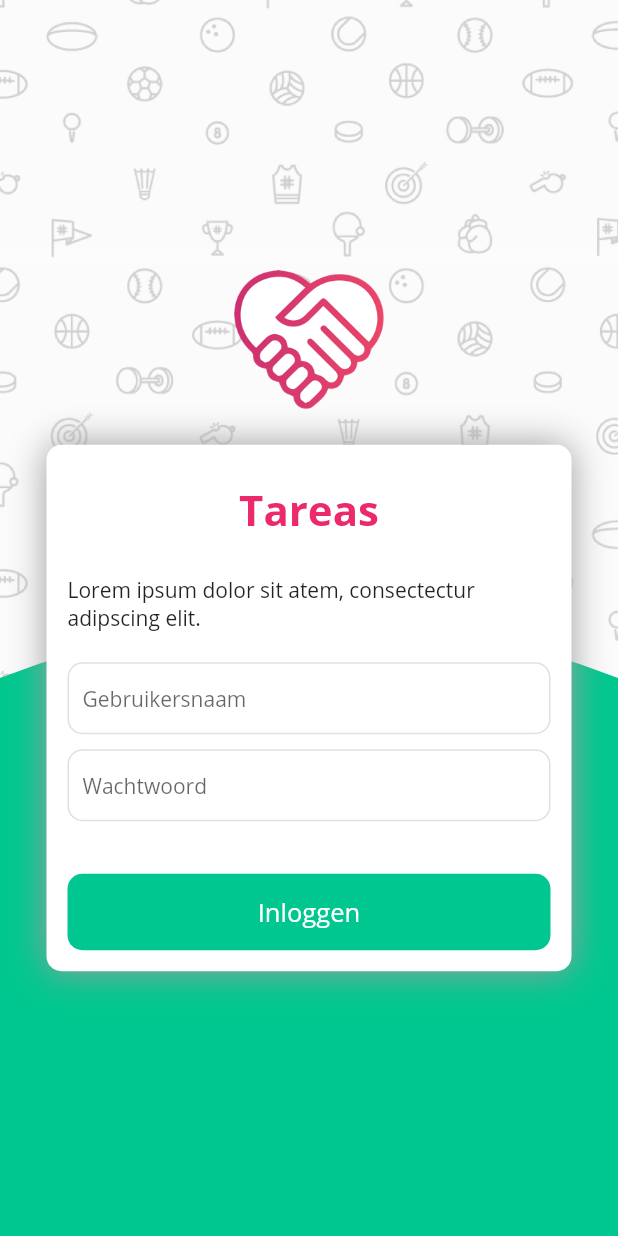
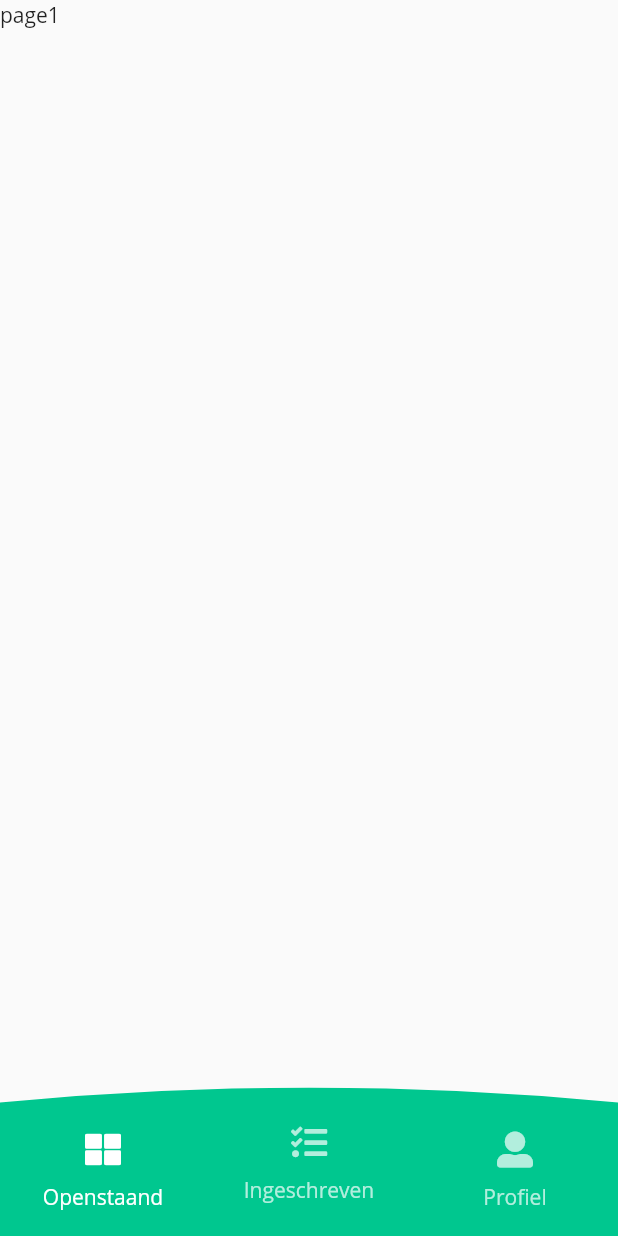
Before and after one commit to LennardDeurman/tareas-mobile-app, a Flutter app: the screen it shows after launch, on a phone screen of 412 x 824 dp. Run offline on Flutter 3.47's test engine with Material 2 defaults, Android fonts, the phone set to English and light mode, and no system bars; our stand-ins replace flutter_i18n, font_awesome_flutter.

Commit message:
Created profile screen

```diff
--- a/assets/i18n/nl.json
+++ b/assets/i18n/nl.json
@@ -5,5 +5,12 @@
   "password": "Wachtwoord",
   "loginPageSubText": "Lorem ipsum dolor sit atem, consectectur adipscing elit.",
   "passwordTooShort": "Het opgegeven wachtwoord is te kort.",
-  "usernameTooShort": "De opgegeven gebruikersnaam is te kort."
+  "usernameTooShort": "De opgegeven gebruikersnaam is te kort.",
+  "openTasks": "Openstaand",
+  "subscribed": "Ingeschreven",
+  "profile": "Profiel",
+  "name": "Naam",
+  "dateOfBirth": "Geboortedatum",
+  "availableAtPark": "Aanwezig op sportpark",
+  "socialPoint": "Social point"
 }
--- a/lib/extensions/brand_colors.dart
+++ b/lib/extensions/brand_colors.dart
@@ -6,5 +6,6 @@ class BrandColors {
   static const Color secondaryColor = Color.fromRGBO(235, 41, 108, 1);
   static const Color inputColor = Colors.black12;
   static const Color errorColor = Colors.red;
+  static const Color textLabelColor = Color.fromRGBO(128, 128, 128, 1);
 
 }
--- /dev/null
+++ b/lib/extensions/top_border_clipper.dart
@@ -0,0 +1,25 @@
+import 'package:flutter/material.dart';
+
+class TopBorderClipper extends CustomClipper<Path> {
+
+  double borderHeight;
+
+  TopBorderClipper ({ this.borderHeight = 40 });
+
+  @override
+  Path getClip(Size size) {
+    var path = Path();
+    path.lineTo(0, 0);
+    path.lineTo(0, borderHeight);
+    path.quadraticBezierTo(size.width / 4, 0, size.width / 2, 0);
+    path.quadraticBezierTo(size.width - size.width / 4, 0, size.width, borderHeight);
+    path.lineTo(size.width, size.height);
+    path.lineTo(0, size.height);
+    return path;
+  }
+
+  @override
+  bool shouldReclip(CustomClipper<Path> oldClipper) {
+    return true;
+  }
+}
--- a/lib/extensions/translation_keys.dart
+++ b/lib/extensions/translation_keys.dart
@@ -7,5 +7,11 @@ class TranslationKeys {
   static const String loginPageSubText = "loginPageSubText";
   static const String passwordTooShort = "passwordTooShort";
   static const String usernameTooShort = "usernameTooShort";
-
+  static const String openTasks = "openTasks";
+  static const String subscribed = "subscribed";
+  static const String profile = "profile";
+  static const String dateOfBirth = "dateOfBirth";
+  static const String name = "name";
+  static const String availableAtPark = "availableAtPark";
+  static const String socialPoint = "socialPoint";
 }
--- a/lib/main.dart
+++ b/lib/main.dart
@@ -3,6 +3,7 @@ import 'package:flutter_i18n/flutter_i18n_delegate.dart';
 import 'package:flutter_localizations/flutter_localizations.dart';
 import 'package:tareas/extensions/asset_paths.dart';
 import 'package:tareas/extensions/custom_fonts.dart';
+import 'package:tareas/pages/home.dart';
 import 'package:tareas/pages/login.dart';
 
 Future main() async {
@@ -30,7 +31,7 @@ class MainApp extends StatelessWidget {
         primarySwatch: Colors.blue,
         fontFamily: CustomFonts.openSans
       ),
-      home: LoginPage(),
+      home: HomePage(),
       localizationsDelegates: [
         flutterI18nDelegate,
         GlobalMaterialLocalizations.delegate,
--- /dev/null
+++ b/lib/pages/home.dart
@@ -0,0 +1,91 @@
+import 'package:flutter/material.dart';
+import 'package:flutter_i18n/flutter_i18n.dart';
+import 'package:font_awesome_flutter/font_awesome_flutter.dart';
+import 'package:tareas/extensions/brand_colors.dart';
+import 'package:tareas/extensions/top_border_clipper.dart';
+import 'package:tareas/extensions/translation_keys.dart';
+import 'package:tareas/pages/profile.dart';
+
+class HomePage extends StatefulWidget {
+
+  @override
+  State<StatefulWidget> createState() {
+    return _HomePageState();
+  }
+
+}
+
+
+
+class _HomePageState extends State<HomePage> {
+
+
+
+
+  @override
+  Widget build(BuildContext context) {
+    return Scaffold(
+      body: DefaultTabController(
+        child: Column(
+          children: <Widget>[
+            Expanded(
+              child: SafeArea(
+                top: true,
+                bottom: false,
+                child: TabBarView(
+                  children: <Widget>[
+                    Container(
+                      child: Text("page1"),
+                    ),
+                    Container(
+                      child: Text("page2"),
+                    ),
+                    ProfilePage()
+                  ],
+                ),
+              ),
+            ),
+            ClipPath(
+              clipper: TopBorderClipper(borderHeight: 10),
+              child: Container(
+                  color: BrandColors.primaryColor,
+                  padding: EdgeInsets.only(
+                    top: 15
+                  ),
+                  child: SafeArea(
+                    bottom: true,
+                    top: false,
+                    child: TabBar(
+                      indicatorColor: Colors.transparent,
+                      tabs: <Widget>[
+                        Tab(
+                          icon: FaIcon(FontAwesomeIcons.thLarge),
+                          text: FlutterI18n.translate(context, TranslationKeys.openTasks),
+                        ),
+                        Container(
+                          child: Tab(
+                            icon: FaIcon(FontAwesomeIcons.tasks),
+                            text: FlutterI18n.translate(context, TranslationKeys.subscribed),
+                          ),
+                          padding: EdgeInsets.only(
+                            bottom: 10
+                          ),
+                        ),
+                        Tab(
+                          icon: FaIcon(FontAwesomeIcons.userAlt),
+                          text: FlutterI18n.translate(context, TranslationKeys.profile),
+                        )
+                      ],
+                    ),
+                  ),
+              ),
+            )
+
+          ],
+        ),
+        length: 3,
+      ),
+    );
+  }
+
+}
--- a/lib/pages/login.dart
+++ b/lib/pages/login.dart
@@ -1,7 +1,7 @@
 import 'package:flutter/material.dart';
-import 'package:flutter_custom_clippers/flutter_custom_clippers.dart';
 import 'package:tareas/extensions/asset_paths.dart';
 import 'package:tareas/extensions/brand_colors.dart';
+import 'package:tareas/extensions/top_border_clipper.dart';
 import 'package:tareas/widgets/login_form.dart';
 
 class LoginPage extends StatefulWidget {
@@ -55,7 +55,7 @@ class _LoginPageState extends State<LoginPage> {
                 Expanded(
                   flex: 5,
                   child: ClipPath(
-                    clipper: OvalTopBorderClipper(),
+                    clipper: TopBorderClipper(borderHeight: 30),
                     child: Container(
                       color: BrandColors.primaryColor
                     ),
--- a/pubspec.yaml
+++ b/pubspec.yaml
@@ -19,9 +19,8 @@ environment:
 dependencies:
   flutter:
     sdk: flutter
-  font_awesome_flutter: ^8.4.0
+  font_awesome_flutter: ^8.7.0
   cupertino_icons: ^0.1.2
-  flutter_custom_clippers: ^1.1.0
   flutter_i18n: ^0.8.3
 
 dev_dependencies:
@@ -38,7 +37,7 @@ flutter:
   # The following line ensures that the Material Icons font is
   # included with your application, so that you can use the icons in
   # the material Icons class.
-  uses-material-design: true
+  uses-material-design: false
   assets:
     - assets/images/icon_background_mobile.png
     - assets/images/logo_login_tareas.png
```
Also changed, not shown: lib/pages/profile.dart (added, +93 -0 lines), lib/widgets/availability_box.dart (added, +51 -0 lines), lib/widgets/page_heading_box.dart (added, +47 -0 lines), lib/widgets/social_point_box.dart (added, +37 -0 lines), pubspec.lock.
